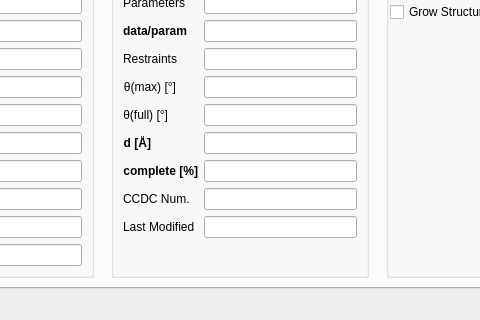
The window that gui/strf_main.ui (dkratzert/StructureFinder) describes before a commit, drawn with Qt 5; both pictures show x 616 to 1096 and y 395 to 715 of the 1280 by 715 pixel window.
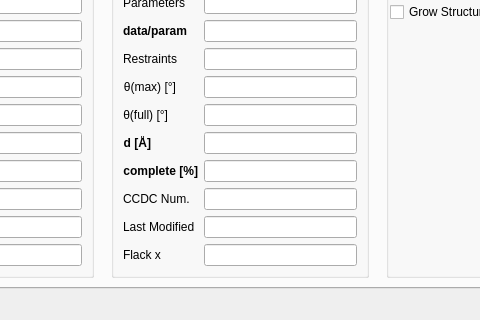
The same window after the commit. The open tabs and pages were chosen to show the change.

Diff of the .ui file:
```diff
--- a/gui/strf_main.ui
+++ b/gui/strf_main.ui
@@ -1068,6 +1068,16 @@
                  </property>
                 </widget>
                </item>
+               <item row="9" column="0">
+                <widget class="QLabel" name="flackXLabel">
+                 <property name="text">
+                  <string>Flack x</string>
+                 </property>
+                </widget>
+               </item>
+               <item row="9" column="1">
+                <widget class="QLineEdit" name="flackXLineEdit"/>
+               </item>
               </layout>
              </item>
             </layout>
```
Left out of the diff: 30 changed lines with no effect on the pictures.
